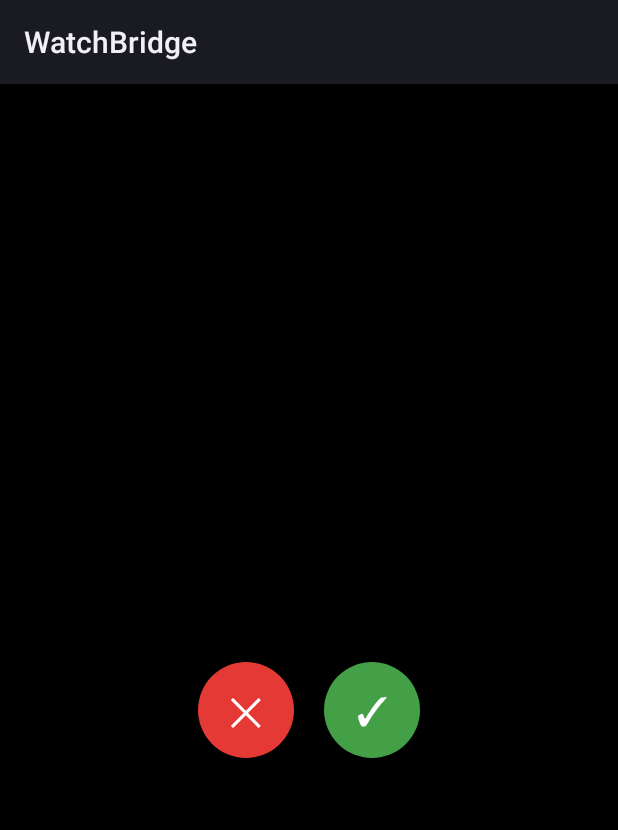
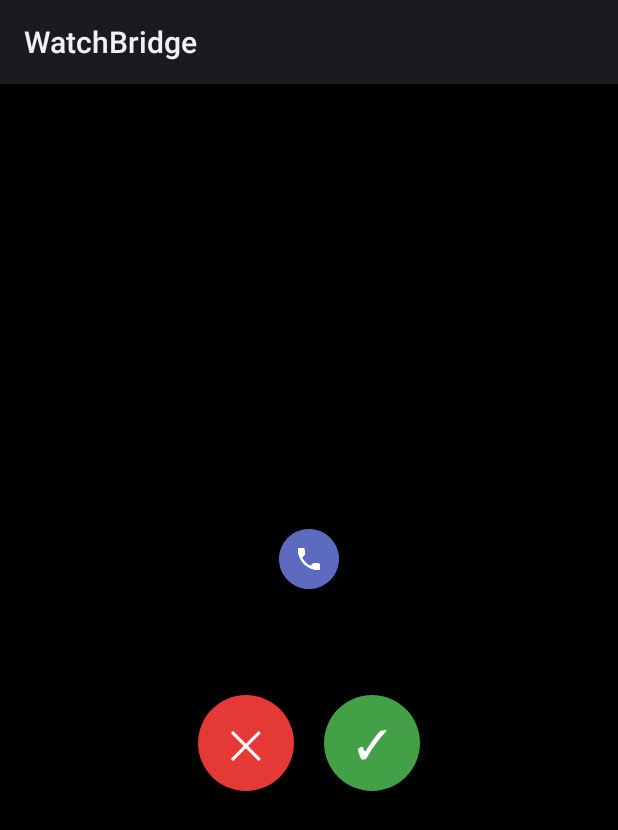
Before and after one commit to zajcev28/watchbridge, an Android app: the CallActivity screen opened directly, with no data from a screen before it, on a phone screen of 412 x 824 dp. Shown: the top 830 px of the screen. Run offline under Robolectric (Android 15) with nearby library versions, the phone set to English and light mode, and no system bars.

Commit message:
Ikony aplikacji (v0.2)

```diff
--- a/app/build.gradle.kts
+++ b/app/build.gradle.kts
@@ -11,8 +11,8 @@ android {
         applicationId = "pl.etoo.watchbridge"
         minSdk = 33          // Wear OS 4+ (OnePlus Watch 4 ma Wear OS 6)
         targetSdk = 35
-        versionCode = 1
-        versionName = "0.1"
+        versionCode = 2
+        versionName = "0.2"
     }
 
     buildTypes {
--- /dev/null
+++ b/app/src/main/java/pl/etoo/watchbridge/AppIcons.kt
@@ -0,0 +1,103 @@
+package pl.etoo.watchbridge
+
+import android.annotation.SuppressLint
+import android.content.Context
+import android.graphics.Bitmap
+import android.graphics.Canvas
+import android.graphics.Color
+import android.graphics.Paint
+import android.graphics.Path
+import android.graphics.drawable.Icon
+
+/**
+ * Ikony aplikacji z iPhone'a. ANCS nie przesyła obrazków, więc:
+ *  1. jeśli w res/drawable jest plik "app_<bundle id>" (np. app_net_whatsapp_whatsapp.png) – używamy go,
+ *  2. w przeciwnym razie rysujemy kolorowe kółko z symbolem kategorii (czat, telefon, mail…).
+ */
+object AppIcons {
+    private const val SIZE = 128
+
+    private val COLORS = mapOf(
+        "net.whatsapp.WhatsApp" to 0xFF25D366.toInt(),
+        "net.whatsapp.WhatsAppSMB" to 0xFF25D366.toInt(),
+        "com.apple.MobileSMS" to 0xFF34C759.toInt(),
+        "com.apple.mobilephone" to 0xFF34C759.toInt(),
+        "com.apple.facetime" to 0xFF34C759.toInt(),
+        "com.apple.mobilemail" to 0xFF1E88E5.toInt(),
+        "com.apple.mobilecal" to 0xFFE53935.toInt(),
+        "com.apple.reminders" to 0xFFFB8C00.toInt(),
+        "com.facebook.Messenger" to 0xFF0A7CFF.toInt(),
+        "ph.telegra.Telegraph" to 0xFF29A9EB.toInt(),
+        "org.whispersystems.signal" to 0xFF3A76F0.toInt(),
+        "com.google.Gmail" to 0xFFD93025.toInt(),
+        "com.microsoft.skype.teams" to 0xFF5B5FC7.toInt(),
+    )
+
+    private val PALETTE = intArrayOf(
+        0xFF5C6BC0.toInt(), 0xFF26A69A.toInt(), 0xFFEF6C00.toInt(),
+        0xFF8E24AA.toInt(), 0xFF00897B.toInt(), 0xFF6D4C41.toInt(),
+    )
+
+    private val cache = HashMap<String, Bitmap>()
+
+    fun color(appId: String): Int =
+        COLORS[appId] ?: PALETTE[(appId.hashCode() and 0x7FFFFFFF) % PALETTE.size]
+
+    /** Monochromatyczna ikona na pasek powiadomień. */
+    fun small(appId: String, category: Int): Int = when {
+        appId == "com.apple.mobilephone" || appId == "com.apple.facetime" -> R.drawable.ic_call
+        appId == "com.apple.mobilemail" || appId == "com.google.Gmail" -> R.drawable.ic_mail
+        appId == "com.apple.mobilecal" -> R.drawable.ic_event
+        category == Ancs.CAT_INCOMING_CALL || category == Ancs.CAT_MISSED_CALL ||
+            category == Ancs.CAT_VOICEMAIL -> R.drawable.ic_call
+        category == Ancs.CAT_SOCIAL -> R.drawable.ic_chat
+        category == Ancs.CAT_EMAIL -> R.drawable.ic_mail
+        category == Ancs.CAT_SCHEDULE -> R.drawable.ic_event
+        appId == "com.apple.MobileSMS" -> R.drawable.ic_chat
+        else -> R.drawable.ic_bell
+    }
+
+    /** Kolorowa ikona (duża) – Twoja z res/drawable albo wygenerowana. */
+    fun bitmap(ctx: Context, appId: String, category: Int): Bitmap {
+        val key = "$appId|${small(appId, category)}"
+        cache[key]?.let { return it }
+        val bmp = custom(ctx, appId) ?: generated(ctx, appId, category)
+        cache[key] = bmp
+        return bmp
+    }
+
+    fun large(ctx: Context, appId: String, category: Int): Icon =
+        Icon.createWithBitmap(bitmap(ctx, appId, category))
+
+    @SuppressLint("DiscouragedApi")
+    private fun custom(ctx: Context, appId: String): Bitmap? {
+        if (appId.isEmpty()) return null
+        val name = "app_" + appId.lowercase().replace(Regex("[^a-z0-9_]"), "_")
+        val id = ctx.resources.getIdentifier(name, "drawable", ctx.packageName)
+        if (id == 0) return null
+        val d = ctx.getDrawable(id) ?: return null
+        val bmp = Bitmap.createBitmap(SIZE, SIZE, Bitmap.Config.ARGB_8888)
+        val c = Canvas(bmp)
+        // przycięcie do koła, żeby pasowało do okrągłego UI Wear OS
+        val clip = Path().apply { addCircle(SIZE / 2f, SIZE / 2f, SIZE / 2f, Path.Direction.CW) }
+        c.clipPath(clip)
+        d.setBounds(0, 0, SIZE, SIZE)
+        d.draw(c)
+        return bmp
+    }
+
+    private fun generated(ctx: Context, appId: String, category: Int): Bitmap {
+        val bmp = Bitmap.createBitmap(SIZE, SIZE, Bitmap.Config.ARGB_8888)
+        val c = Canvas(bmp)
+        val p = Paint(Paint.ANTI_ALIAS_FLAG).apply { color = color(appId) }
+        c.drawCircle(SIZE / 2f, SIZE / 2f, SIZE / 2f, p)
+        val g = ctx.getDrawable(small(appId, category))?.mutate()
+        if (g != null) {
+            g.setTint(Color.WHITE)
+            val inset = SIZE / 4
+            g.setBounds(inset, inset, SIZE - inset, SIZE - inset)
+            g.draw(c)
+        }
+        return bmp
+    }
+}
--- a/app/src/main/java/pl/etoo/watchbridge/CallActivity.kt
+++ b/app/src/main/java/pl/etoo/watchbridge/CallActivity.kt
@@ -12,6 +12,7 @@ import android.os.Looper
 import android.text.TextUtils
 import android.view.Gravity
 import android.view.WindowManager
+import android.widget.ImageView
 import android.widget.LinearLayout
 import android.widget.TextView
 import java.lang.ref.WeakReference
@@ -23,18 +24,23 @@ class CallActivity : Activity() {
         private const val EXTRA_UID = "uid"
         private const val EXTRA_NAME = "name"
         private const val EXTRA_APP = "app"
+        private const val EXTRA_APP_ID = "app_id"
         private const val EXTRA_POS = "pos"
         private const val EXTRA_NEG = "neg"
 
         private var current: WeakReference<CallActivity>? = null
         private val main = Handler(Looper.getMainLooper())
 
-        fun intent(ctx: Context, uid: Int, name: String, app: String, pos: Boolean, neg: Boolean): Intent =
+        fun intent(
+            ctx: Context, uid: Int, name: String, app: String, appId: String,
+            pos: Boolean, neg: Boolean,
+        ): Intent =
             Intent(ctx, CallActivity::class.java)
                 .addFlags(Intent.FLAG_ACTIVITY_NEW_TASK)
                 .putExtra(EXTRA_UID, uid)
                 .putExtra(EXTRA_NAME, name)
                 .putExtra(EXTRA_APP, app)
+                .putExtra(EXTRA_APP_ID, appId)
                 .putExtra(EXTRA_POS, pos)
                 .putExtra(EXTRA_NEG, neg)
 
@@ -80,6 +86,12 @@ class CallActivity : Activity() {
             val p = (24 * dp).toInt()
             setPadding(p, p, p, p)
         }
+        val appId = i.getStringExtra(EXTRA_APP_ID).orEmpty()
+        root.addView(ImageView(this).apply {
+            setImageBitmap(AppIcons.bitmap(this@CallActivity, appId, Ancs.CAT_INCOMING_CALL))
+            val s = (40 * dp).toInt()
+            layoutParams = LinearLayout.LayoutParams(s, s).apply { bottomMargin = (4 * dp).toInt() }
+        })
         root.addView(TextView(this).apply {
             text = i.getStringExtra(EXTRA_APP).orEmpty()
             textSize = 14f
--- /dev/null
+++ b/app/src/main/res/drawable/ic_bell.xml
@@ -0,0 +1,6 @@
+<?xml version="1.0" encoding="utf-8"?>
+<vector xmlns:android="http://schemas.android.com/apk/res/android"
+    android:width="24dp" android:height="24dp"
+    android:viewportWidth="24" android:viewportHeight="24">
+    <path android:fillColor="#FFFFFFFF" android:pathData="M12,22c1.1,0 2,-0.9 2,-2h-4c0,1.1 0.9,2 2,2zM18,16v-5c0,-3.07 -1.64,-5.64 -4.5,-6.32V4c0,-0.83 -0.67,-1.5 -1.5,-1.5s-1.5,0.67 -1.5,1.5v0.68C7.63,5.36 6,7.92 6,11v5l-2,2v1h16v-1l-2,-2z" />
+</vector>
--- /dev/null
+++ b/app/src/main/res/drawable/ic_call.xml
@@ -0,0 +1,6 @@
+<?xml version="1.0" encoding="utf-8"?>
+<vector xmlns:android="http://schemas.android.com/apk/res/android"
+    android:width="24dp" android:height="24dp"
+    android:viewportWidth="24" android:viewportHeight="24">
+    <path android:fillColor="#FFFFFFFF" android:pathData="M6.62,10.79c1.44,2.83 3.76,5.14 6.59,6.59l2.2,-2.2c0.27,-0.27 0.67,-0.36 1.02,-0.24 1.12,0.37 2.33,0.57 3.57,0.57 0.55,0 1,0.45 1,1V20c0,0.55 -0.45,1 -1,1 -9.39,0 -17,-7.61 -17,-17 0,-0.55 0.45,-1 1,-1h3.5c0.55,0 1,0.45 1,1 0,1.25 0.2,2.45 0.57,3.57 0.11,0.35 0.03,0.74 -0.25,1.02l-2.2,2.2z" />
+</vector>
--- /dev/null
+++ b/app/src/main/res/drawable/ic_chat.xml
@@ -0,0 +1,6 @@
+<?xml version="1.0" encoding="utf-8"?>
+<vector xmlns:android="http://schemas.android.com/apk/res/android"
+    android:width="24dp" android:height="24dp"
+    android:viewportWidth="24" android:viewportHeight="24">
+    <path android:fillColor="#FFFFFFFF" android:pathData="M4,3h16a2,2 0,0 1,2 2v11a2,2 0,0 1,-2 2h-10l-5,4v-4h-1a2,2 0,0 1,-2 -2v-11a2,2 0,0 1,2 -2zM7,8v2h10v-2zM7,12v2h7v-2z" />
+</vector>
--- /dev/null
+++ b/app/src/main/res/drawable/ic_event.xml
@@ -0,0 +1,6 @@
+<?xml version="1.0" encoding="utf-8"?>
+<vector xmlns:android="http://schemas.android.com/apk/res/android"
+    android:width="24dp" android:height="24dp"
+    android:viewportWidth="24" android:viewportHeight="24">
+    <path android:fillColor="#FFFFFFFF" android:pathData="M19,4h-1V2h-2v2H8V2H6v2H5c-1.11,0 -2,0.9 -2,2v14c0,1.1 0.89,2 2,2h14c1.1,0 2,-0.9 2,-2V6c0,-1.1 -0.9,-2 -2,-2zM19,20H5V9h14v11z" />
+</vector>
--- /dev/null
+++ b/app/src/main/res/drawable/ic_mail.xml
@@ -0,0 +1,6 @@
+<?xml version="1.0" encoding="utf-8"?>
+<vector xmlns:android="http://schemas.android.com/apk/res/android"
+    android:width="24dp" android:height="24dp"
+    android:viewportWidth="24" android:viewportHeight="24">
+    <path android:fillColor="#FFFFFFFF" android:pathData="M20,4H4c-1.1,0 -2,0.9 -2,2v12c0,1.1 0.9,2 2,2h16c1.1,0 2,-0.9 2,-2V6c0,-1.1 -0.9,-2 -2,-2zM20,8l-8,5 -8,-5V6l8,5 8,-5v2z" />
+</vector>
```
Also changed, not shown: app/src/main/java/pl/etoo/watchbridge/Notifier.kt (+13 -5 lines), 1 other file.
